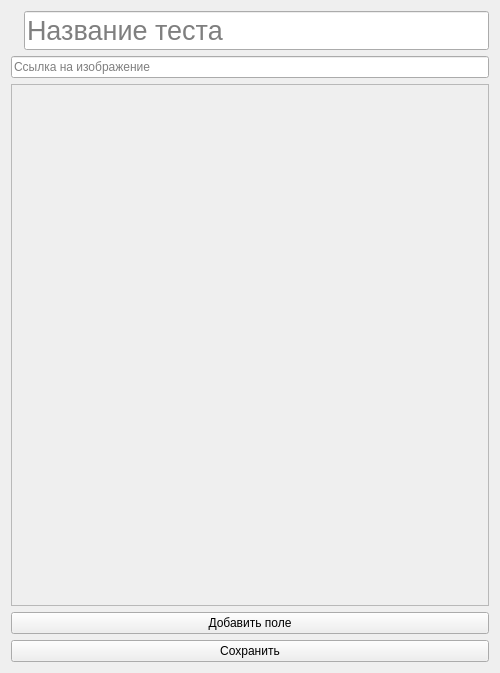
This is client/gui/dialogs/editor.ui in igorechek06/pyQuiz as Qt 5 draws it before an edit. The edited form follows.
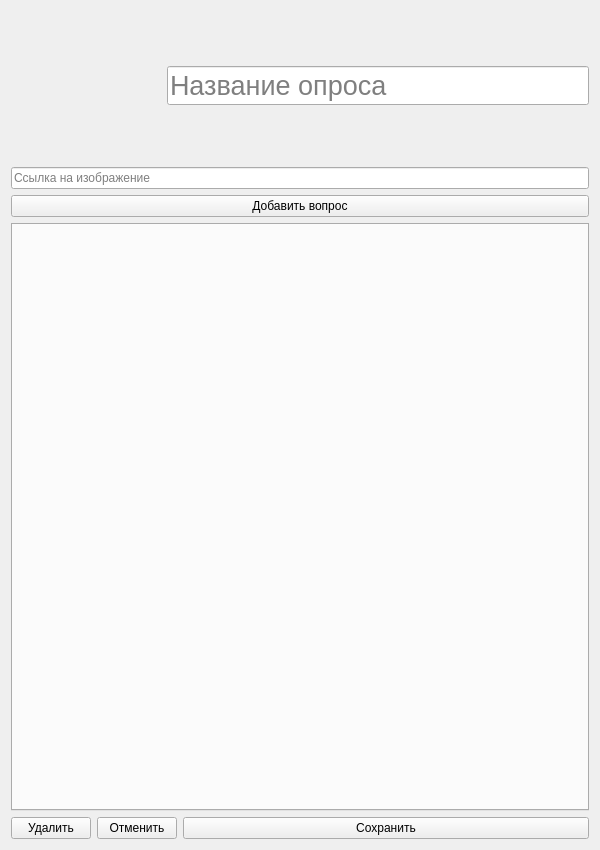
This is the edited form. Icons and pictures are not drawn.

```diff
--- a/client/gui/dialogs/editor.ui
+++ b/client/gui/dialogs/editor.ui
@@ -6,19 +6,19 @@
    <rect>
     <x>0</x>
     <y>0</y>
-    <width>500</width>
-    <height>673</height>
+    <width>600</width>
+    <height>850</height>
    </rect>
   </property>
   <property name="minimumSize">
    <size>
-    <width>500</width>
-    <height>0</height>
+    <width>600</width>
+    <height>850</height>
    </size>
   </property>
   <property name="maximumSize">
    <size>
-    <width>500</width>
+    <width>600</width>
     <height>16777215</height>
    </size>
   </property>
@@ -29,7 +29,13 @@
    <item>
     <layout class="QHBoxLayout" name="inputField">
      <item>
-      <widget class="QLabel" name="label">
+      <widget class="QLabel" name="image">
+       <property name="minimumSize">
+        <size>
+         <width>150</width>
+         <height>150</height>
+        </size>
+       </property>
        <property name="maximumSize">
         <size>
          <width>150</width>
@@ -55,14 +61,12 @@
         <bool>true</bool>
        </property>
        <property name="placeholderText">
-        <string>Название теста</string>
+        <string>Название опроса</string>
        </property>
       </widget>
      </item>
     </layout>
    </item>
-   <item>
-    <layout class="QHBoxLayout" name="horizontalLayout_2">
      <item>
       <widget class="QLineEdit" name="imageURLField">
        <property name="minimumSize">
@@ -74,31 +78,15 @@
        <property name="placeholderText">
         <string>Ссылка на изображение</string>
        </property>
-      </widget>
-     </item>
-    </layout>
-   </item>
-   <item>
-    <widget class="QScrollArea" name="scrollArea">
-     <property name="widgetResizable">
+     <property name="clearButtonEnabled">
       <bool>true</bool>
      </property>
-     <widget class="QWidget" name="scrollAreaWidgetContents">
-      <property name="geometry">
-       <rect>
-        <x>0</x>
-        <y>0</y>
-        <width>484</width>
-        <height>367</height>
-       </rect>
-      </property>
-     </widget>
     </widget>
    </item>
    <item>
     <widget class="QPushButton" name="pushButton">
      <property name="text">
-      <string>Добавить поле</string>
+      <string>Добавить вопрос</string>
      </property>
      <property name="icon">
       <iconset resource="../../src.qrc">
@@ -110,7 +98,56 @@
     </widget>
    </item>
    <item>
-    <widget class="QPushButton" name="pushButton_2">
+    <widget class="QTabWidget" name="questionTabs">
+     <property name="movable">
+      <bool>true</bool>
+     </property>
+    </widget>
+   </item>
+   <item>
+    <layout class="QHBoxLayout" name="buttonsLayout">
+     <item>
+      <widget class="QPushButton" name="deleteButton">
+       <property name="sizePolicy">
+        <sizepolicy hsizetype="Maximum" vsizetype="Fixed">
+         <horstretch>0</horstretch>
+         <verstretch>0</verstretch>
+        </sizepolicy>
+       </property>
+       <property name="text">
+        <string>Удалить</string>
+       </property>
+       <property name="icon">
+        <iconset resource="../../src.qrc">
+         <normaloff>:/src/src/delete.png</normaloff>:/src/src/delete.png</iconset>
+       </property>
+       <property name="autoDefault">
+        <bool>false</bool>
+       </property>
+      </widget>
+     </item>
+     <item>
+      <widget class="QPushButton" name="cancelButton">
+       <property name="sizePolicy">
+        <sizepolicy hsizetype="Maximum" vsizetype="Fixed">
+         <horstretch>0</horstretch>
+         <verstretch>0</verstretch>
+        </sizepolicy>
+       </property>
+       <property name="text">
+        <string>Отменить</string>
+       </property>
+       <property name="icon">
+        <iconset resource="../../src.qrc">
+         <normaloff>:/src/src/cancel.png</normaloff>:/src/src/cancel.png</iconset>
+       </property>
+       <property name="autoDefault">
+        <bool>false</bool>
+       </property>
+      </widget>
+     </item>
+     <item>
+      <widget class="QPushButton" name="saveButton">
      <property name="text">
       <string>Сохранить</string>
      </property>
@@ -124,6 +161,8 @@
     </widget>
    </item>
   </layout>
+   </item>
+  </layout>
  </widget>
  <resources>
   <include location="../../src.qrc"/>
```
Left out of the diff: 5 changed lines with no effect on the pictures. Lines whose indentation alone changed are shown as unchanged.
